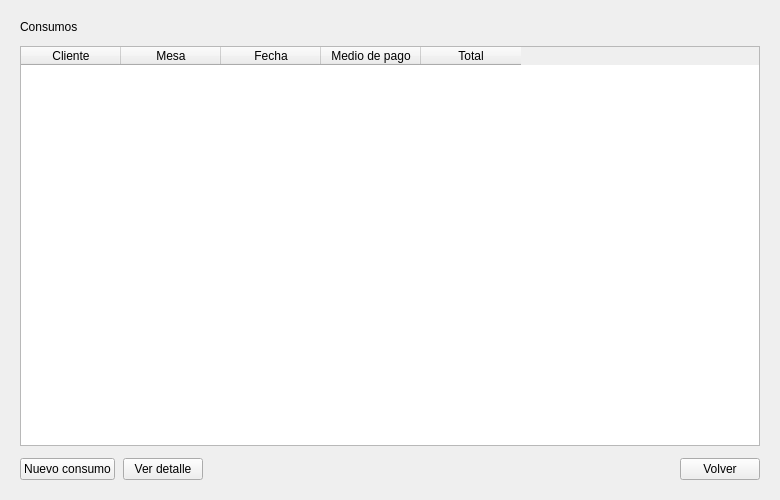
This is vista/consumo/consumo.ui in segovia-gabriel/ProyectoFinal-PracticasII as Qt 5 draws it before an edit. The edited form follows.
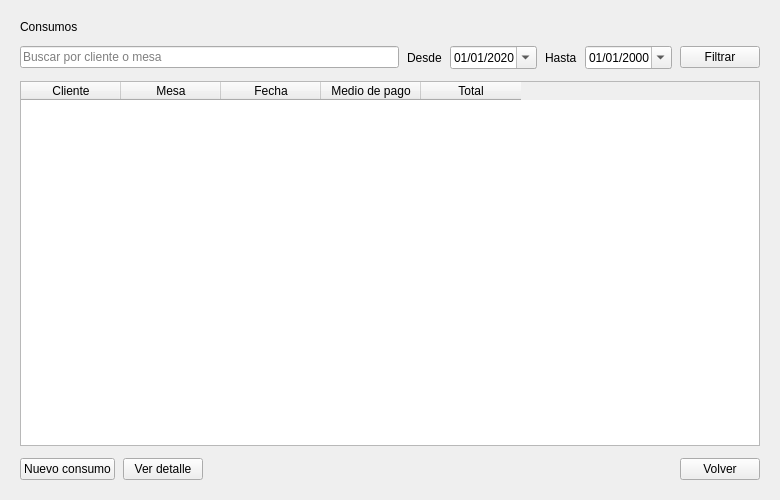
This is the edited form.

Diff of the .ui file:
```diff
--- a/vista/consumo/consumo.ui
+++ b/vista/consumo/consumo.ui
@@ -37,6 +37,68 @@
       </property>
      </widget>
     </item>
+    <item>
+     <layout class="QHBoxLayout" name="layout_filtro">
+      <property name="spacing">
+       <number>8</number>
+      </property>
+      <item>
+       <widget class="QLineEdit" name="lineEdit_filtro">
+        <property name="placeholderText">
+         <string>Buscar por cliente o mesa</string>
+        </property>
+       </widget>
+      </item>
+      <item>
+       <widget class="QLabel" name="label_desde">
+        <property name="text">
+         <string>Desde</string>
+        </property>
+       </widget>
+      </item>
+      <item>
+       <widget class="QDateEdit" name="dateEdit_desde">
+        <property name="calendarPopup">
+         <bool>true</bool>
+        </property>
+        <property name="displayFormat">
+         <string>dd/MM/yyyy</string>
+        </property>
+        <property name="date">
+         <date>
+          <year>2020</year>
+          <month>1</month>
+          <day>1</day>
+         </date>
+        </property>
+       </widget>
+      </item>
+      <item>
+       <widget class="QLabel" name="label_hasta">
+        <property name="text">
+         <string>Hasta</string>
+        </property>
+       </widget>
+      </item>
+      <item>
+       <widget class="QDateEdit" name="dateEdit_hasta">
+        <property name="calendarPopup">
+         <bool>true</bool>
+        </property>
+        <property name="displayFormat">
+         <string>dd/MM/yyyy</string>
+        </property>
+       </widget>
+      </item>
+      <item>
+       <widget class="QPushButton" name="pushButton_buscar">
+        <property name="text">
+         <string>Filtrar</string>
+        </property>
+       </widget>
+      </item>
+     </layout>
+    </item>
     <item>
      <widget class="QTableWidget" name="tableWidget_consumos">
       <property name="alternatingRowColors">
```
